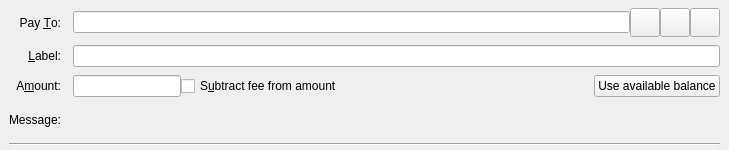
First picture: the form in src/qt/forms/sendcoinsentry.ui, repository c4pt000/radiocoin, before the edit.
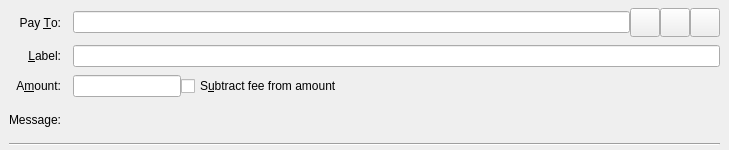
Second picture: the form after the edit. Icons and pictures are not drawn. Custom widgets are drawn as their Qt base class.

Patch:
```diff
--- a/src/qt/forms/sendcoinsentry.ui
+++ b/src/qt/forms/sendcoinsentry.ui
@@ -163,7 +163,7 @@
      </widget>
     </item>
     <item row="2" column="1">
-     <layout class="QHBoxLayout" name="horizontalLayoutAmount" stretch="0,1,0">
+     <layout class="QHBoxLayout" name="horizontalLayoutAmount" stretch="0,1">
       <item>
        <widget class="BitcoinAmountField" name="payAmount"/>
       </item>
@@ -177,13 +177,6 @@
         </property>
        </widget>
       </item>
-      <item>
-       <widget class="QPushButton" name="useAvailableBalanceButton">
-        <property name="text">
-         <string>Use available balance</string>
-        </property>
-       </widget>
-      </item>
      </layout>
     </item>
     <item row="3" column="0">
```
Left out of the diff: 10 changed lines with no effect on the pictures.
